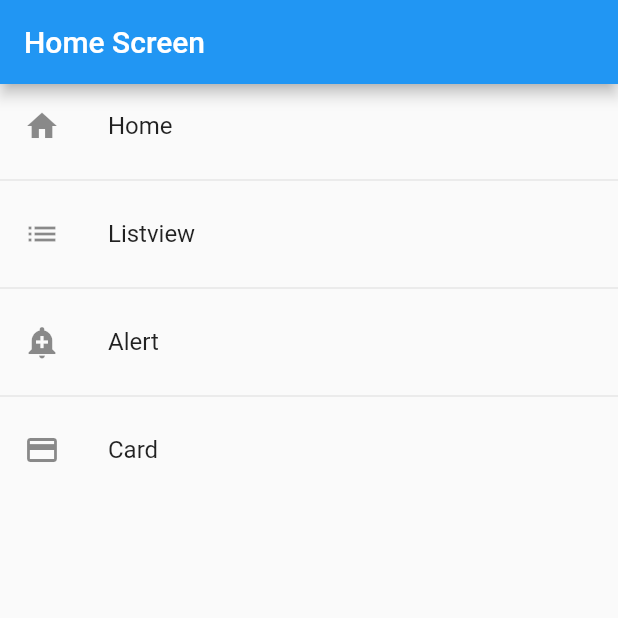
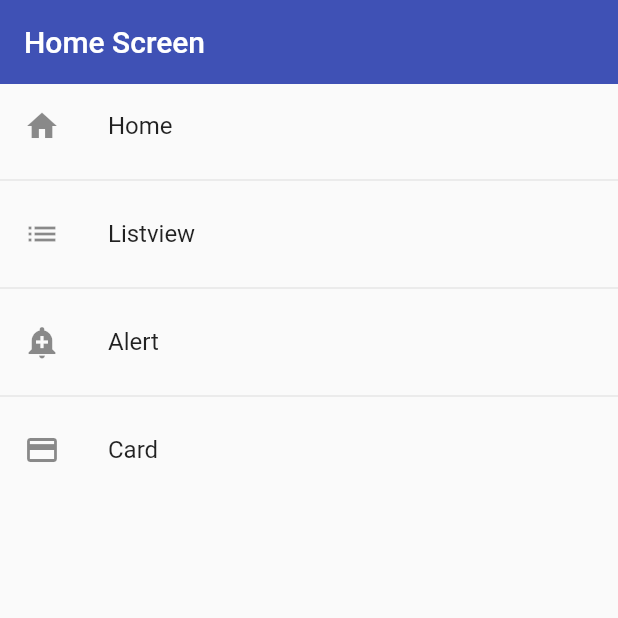
Before and after one commit to favioamarillapy/flutter-components, a Flutter app: the screen it shows after launch, on a phone screen of 412 x 824 dp, the top half of it. Run offline on Flutter 3.47's test engine with Material 2 defaults, Android fonts, the phone set to English and light mode, and no system bars.

Commit message:
Configured app theme

```diff
--- a/lib/main.dart
+++ b/lib/main.dart
@@ -1,5 +1,6 @@
 import 'package:flutter/material.dart';
 import 'package:flutter_components/router/app_routes.dart';
+import 'package:flutter_components/theme/app_theme.dart';
 
 void main() => runApp(const MyApp());
 
@@ -13,6 +14,7 @@ class MyApp extends StatelessWidget {
       debugShowCheckedModeBanner: false,
       initialRoute: AppRoutes.initialRoute,
       routes: AppRoutes.getAppRoutes(),
+      theme: AppTheme.lightTheme,
     );
   }
 }
--- /dev/null
+++ b/lib/theme/app_theme.dart
@@ -0,0 +1,21 @@
+import 'package:flutter/material.dart';
+
+class AppTheme {
+  static const Color primaryColor = Colors.indigo;
+
+  static final ThemeData lightTheme = ThemeData.light().copyWith(
+    primaryColor: primaryColor,
+    appBarTheme: const AppBarTheme(
+      color: primaryColor,
+      elevation: 0,
+    ),
+  );
+
+  static final ThemeData darkTheme = ThemeData.dark().copyWith(
+    primaryColor: primaryColor,
+    appBarTheme: const AppBarTheme(
+      color: primaryColor,
+      elevation: 0,
+    ),
+  );
+}
```
